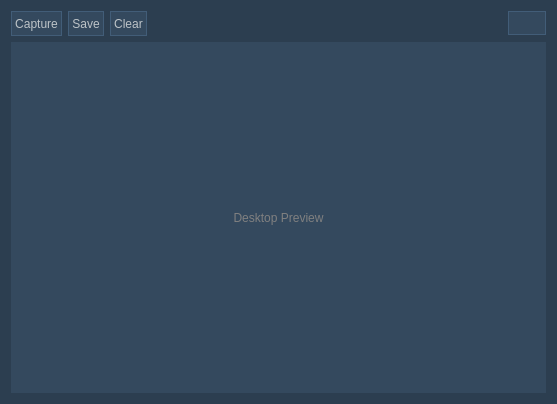
Before: the Qt Designer form source/plugins/mdesktop/main_ui.ui in 5l1v3r1/Moderat, drawn with Qt 5.
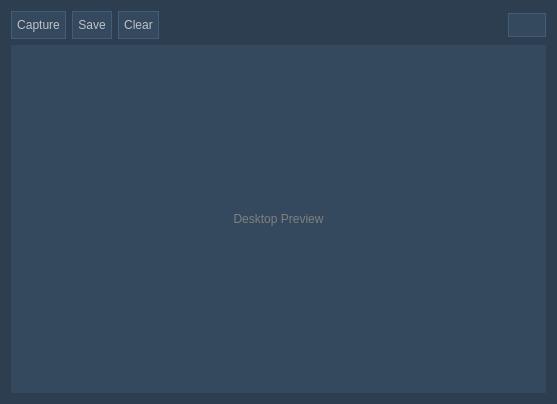
After: the same form once the commit is applied. Icons and pictures are not drawn.

```diff
--- a/source/plugins/mdesktop/main_ui.ui
+++ b/source/plugins/mdesktop/main_ui.ui
@@ -29,20 +29,20 @@
        <property name="minimumSize">
         <size>
          <width>0</width>
-         <height>25</height>
+         <height>28</height>
         </size>
        </property>
        <property name="maximumSize">
         <size>
          <width>16777215</width>
-         <height>25</height>
+         <height>28</height>
         </size>
        </property>
        <property name="styleSheet">
         <string notr="true">QPushButton#screenshotButton {
 			border: 1px ridge;
             border-color: #2c3e50;
-			padding: 3px;
+			padding: 5px;
             background-color: #34495e;
             }
 
@@ -64,20 +64,20 @@
        <property name="minimumSize">
         <size>
          <width>0</width>
-         <height>25</height>
+         <height>28</height>
         </size>
        </property>
        <property name="maximumSize">
         <size>
          <width>16777215</width>
-         <height>25</height>
+         <height>28</height>
         </size>
        </property>
        <property name="styleSheet">
         <string notr="true">QPushButton#saveButton {
 			border: 1px ridge;
             border-color: #2c3e50;
-			padding: 3px;
+			padding: 5px;
             background-color: #34495e;
             }
 
@@ -99,20 +99,20 @@
        <property name="minimumSize">
         <size>
          <width>0</width>
-         <height>25</height>
+         <height>28</height>
         </size>
        </property>
        <property name="maximumSize">
         <size>
          <width>16777215</width>
-         <height>25</height>
+         <height>28</height>
         </size>
        </property>
        <property name="styleSheet">
         <string notr="true">QPushButton#clearButton {
 			border: 1px ridge;
             border-color: #2c3e50;
-			padding: 3px;
+			padding: 5px;
             background-color: #34495e;
             }
 
```
